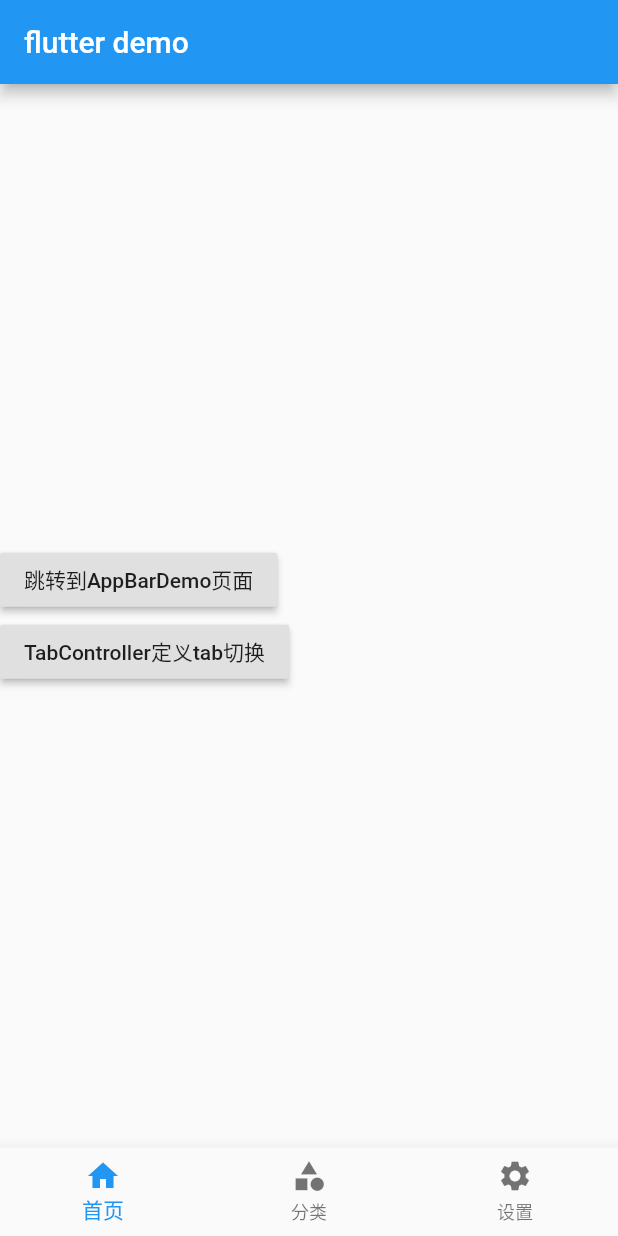
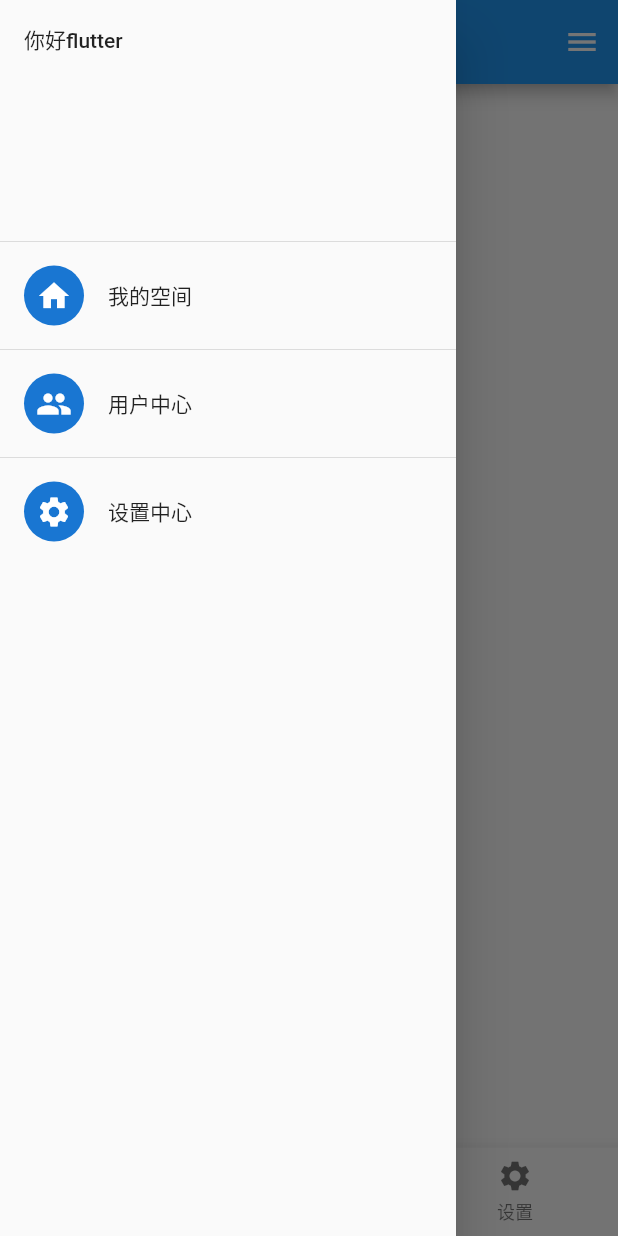
Before and after one commit to LFNHHHHH/Flutter-Study, a Flutter app: the screen it shows after launch, with the side drawer open (before the commit the screen has no drawer), on a phone screen of 412 x 824 dp. Run offline on Flutter 3.47's test engine with Material 2 defaults, Android fonts, the phone set to English and light mode, and no system bars.

```diff
--- a/lib/pages/Tabs.dart
+++ b/lib/pages/Tabs.dart
@@ -48,6 +48,44 @@ class _TabsState extends State<Tabs> {
           });
         },
       ),
+      drawer: Drawer(
+        child: Column(
+          children: <Widget>[
+            Row(
+              children: <Widget>[
+                Expanded(
+                  child: DrawerHeader(
+                    child: Text('你好flutter'),
+                  ),
+                )
+              ],
+            ),
+            ListTile(
+              leading: CircleAvatar(
+                child: Icon(Icons.home),
+              ),
+              title: Text('我的空间'),
+            ),
+            Divider(),
+            ListTile(
+              leading: CircleAvatar(
+                child: Icon(Icons.people),
+              ),
+              title: Text('用户中心'),
+            ),
+            Divider(),
+            ListTile(
+              leading: CircleAvatar(
+                child: Icon(Icons.settings),
+              ),
+              title: Text('设置中心'),
+            ),
+          ],
+        ),
+      ),
+      endDrawer: Drawer(
+        child: Text('右侧侧边栏'),
+      ),
     );
   }
 }
```
